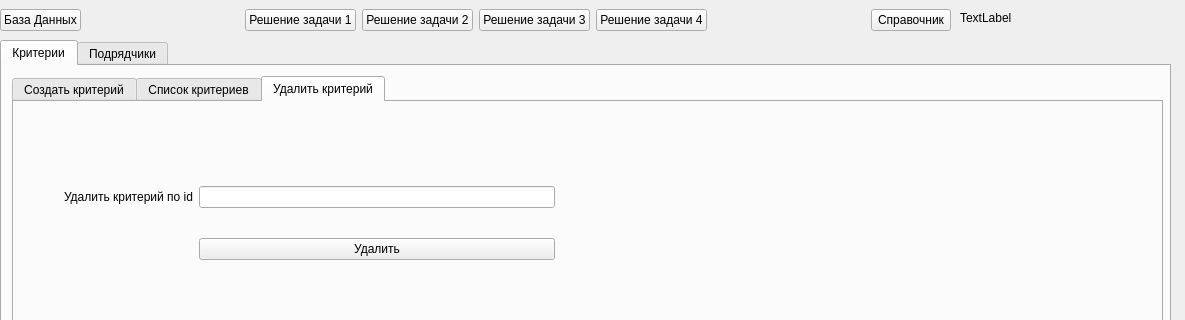
aliensowo/tpugkuudms, file gui/B_main_page.ui: the form before one commit; both pictures show x 0 to 1185 and y 0 to 320 of the 1185 by 577 pixel window.
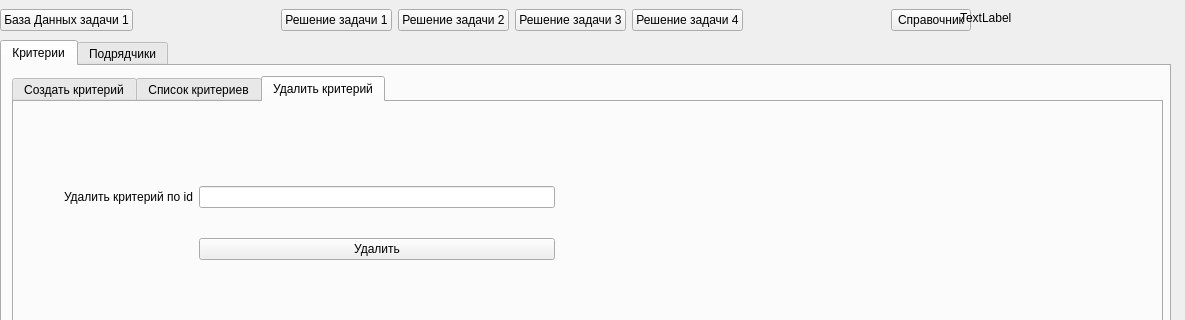
The form after the commit.

Diff of the .ui file:
```diff
--- a/gui/B_main_page.ui
+++ b/gui/B_main_page.ui
@@ -22,7 +22,7 @@
      <rect>
       <x>0</x>
       <y>0</y>
-      <width>951</width>
+      <width>971</width>
       <height>41</height>
      </rect>
     </property>
@@ -74,7 +74,7 @@
      <item row="0" column="1">
       <widget class="QPushButton" name="pushButton_db">
        <property name="text">
-        <string>База Данных</string>
+        <string>База Данных задачи 1</string>
        </property>
       </widget>
      </item>
```
